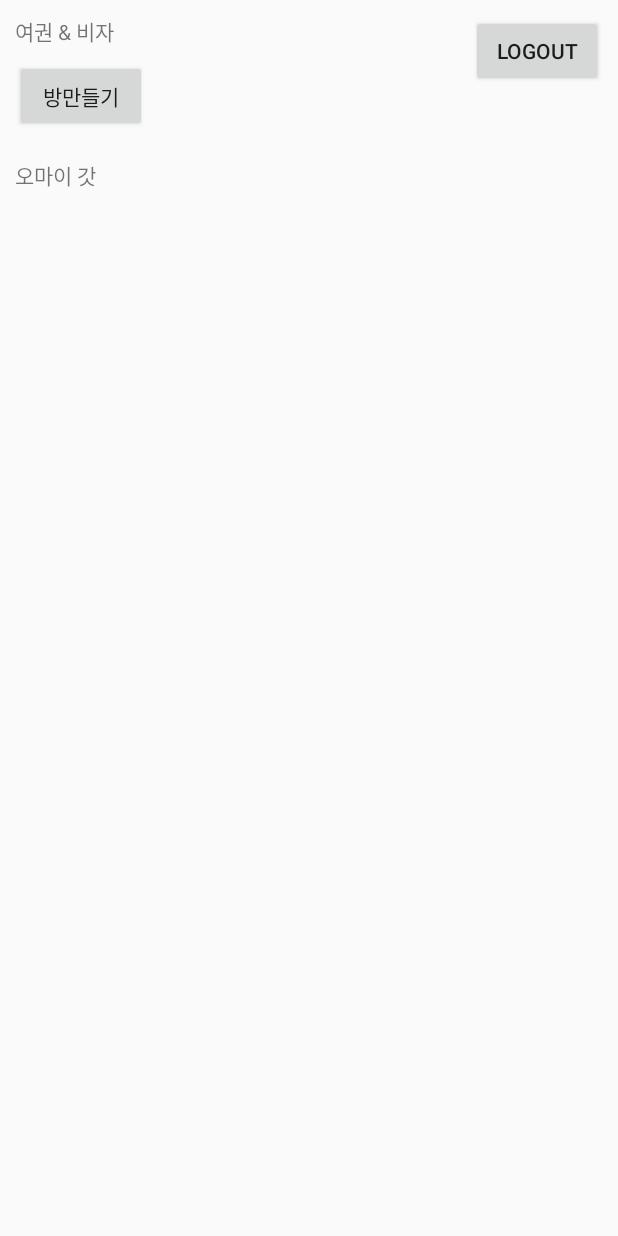
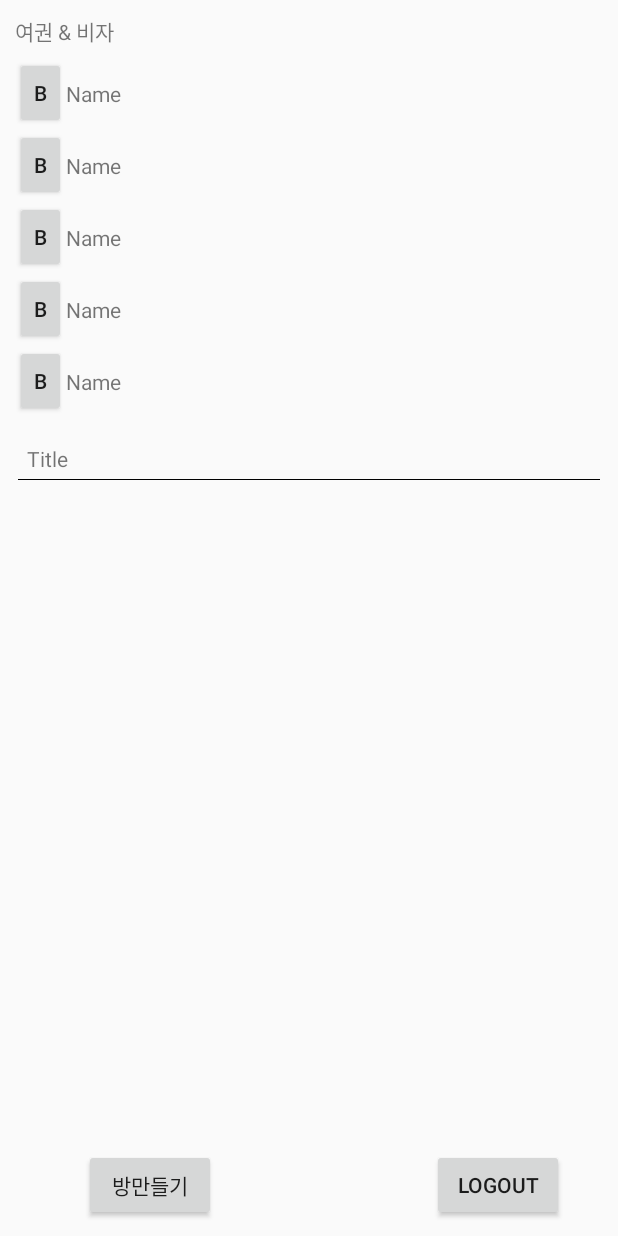
Before and after one commit to BlueBird-0/TravelMaker, an Android app: the layout fragment_b.xml on its own in the app's theme, with its tools: preview values and no code run, on a phone screen of 412 x 824 dp. Run offline under Robolectric (Android 15) with nearby library versions, the phone set to English and light mode, and no system bars.

Commit message:
2번페이지 준비물 (CheckList) 구현 중 - CheckList 구현 중

```diff
--- a/TravelMaker/app/src/main/res/layout/fragment_b.xml
+++ b/TravelMaker/app/src/main/res/layout/fragment_b.xml
@@ -23,51 +23,55 @@
             app:layout_constraintTop_toTopOf="parent" />
 
 
-        <Button
-            android:id="@+id/button3"
-            android:layout_width="wrap_content"
-            android:layout_height="wrap_content"
-            android:layout_marginStart="10dp"
-            android:layout_marginTop="10dp"
-            android:text="방만들기"
-            app:layout_constraintStart_toStartOf="parent"
-            app:layout_constraintTop_toBottomOf="@+id/textView" />
-
-
         <android.support.v7.widget.RecyclerView
             android:id="@+id/recycler_participant"
             android:layout_width="match_parent"
             android:layout_height="wrap_content"
+            android:layout_marginStart="10dp"
             android:layout_marginTop="8dp"
+            android:layout_marginEnd="10dp"
             android:scrollbars="vertical"
+            app:layout_constraintEnd_toEndOf="parent"
             app:layout_constraintStart_toStartOf="parent"
-            app:layout_constraintTop_toBottomOf="@+id/button3" />
+            app:layout_constraintTop_toBottomOf="@+id/textView"
+            tools:itemCount="5"
+            tools:layoutManager="android.support.v7.widget.GridLayoutManager"
+            tools:listitem="@layout/item_participants"
+            tools:spanCount="3" />
 
-        <Button
-            android:id="@+id/button4"
-            android:layout_width="wrap_content"
-            android:layout_height="wrap_content"
-            android:layout_marginTop="10dp"
-            android:layout_marginEnd="10dp"
-            android:text="logout"
-            app:layout_constraintEnd_toEndOf="parent"
-            app:layout_constraintTop_toTopOf="parent" />
     </android.support.constraint.ConstraintLayout>
 
-    <android.support.constraint.ConstraintLayout
-        android:layout_width="match_parent"
+    <android.support.v7.widget.RecyclerView
+        android:id="@+id/recycler_checklists"
+        android:layout_width="0dp"
         android:layout_height="wrap_content"
+        android:layout_marginStart="8dp"
+        android:layout_marginTop="8dp"
+        android:layout_marginEnd="8dp"
+        app:layout_constraintEnd_toEndOf="parent"
         app:layout_constraintStart_toStartOf="parent"
-        app:layout_constraintTop_toBottomOf="@+id/constraintLayout">
+        app:layout_constraintTop_toBottomOf="@+id/constraintLayout"
+        tools:itemCount="2"
+        tools:layoutManager="android.support.v7.widget.LinearLayoutManager"
+        tools:listitem="@layout/item_checklists" />
 
-        <TextView
-            android:id="@+id/textView4"
-            android:layout_width="wrap_content"
-            android:layout_height="wrap_content"
-            android:layout_marginStart="10dp"
-            android:layout_marginTop="10dp"
-            android:text="오마이 갓"
-            app:layout_constraintStart_toStartOf="parent"
-            app:layout_constraintTop_toTopOf="parent" />
-    </android.support.constraint.ConstraintLayout>
+    <Button
+        android:id="@+id/button4"
+        android:layout_width="wrap_content"
+        android:layout_height="wrap_content"
+        android:layout_marginEnd="36dp"
+        android:layout_marginBottom="10dp"
+        android:text="logout"
+        app:layout_constraintBottom_toBottomOf="parent"
+        app:layout_constraintEnd_toEndOf="parent" />
+
+    <Button
+        android:id="@+id/button3"
+        android:layout_width="wrap_content"
+        android:layout_height="wrap_content"
+        android:layout_marginStart="56dp"
+        android:layout_marginBottom="10dp"
+        android:text="방만들기"
+        app:layout_constraintBottom_toBottomOf="parent"
+        app:layout_constraintStart_toStartOf="parent" />
 </android.support.constraint.ConstraintLayout>
--- /dev/null
+++ b/TravelMaker/app/src/main/res/layout/item_checklists.xml
@@ -0,0 +1,41 @@
+<?xml version="1.0" encoding="utf-8"?>
+<android.support.constraint.ConstraintLayout
+    xmlns:android="http://schemas.android.com/apk/res/android"
+    xmlns:app="http://schemas.android.com/apk/res-auto"
+    xmlns:tools="http://schemas.android.com/tools"
+    android:layout_width="match_parent"
+    android:layout_height="match_parent">
+
+    <TextView
+        android:id="@+id/textView_checkList_title"
+        android:layout_width="wrap_content"
+        android:layout_height="wrap_content"
+        android:layout_marginStart="10dp"
+        android:layout_marginTop="10dp"
+        android:text="Title"
+        app:layout_constraintStart_toStartOf="parent"
+        app:layout_constraintTop_toTopOf="parent" />
+
+    <FrameLayout
+        android:id="@+id/frameLayout"
+        android:layout_width="0dp"
+        android:layout_height="1px"
+        android:layout_marginStart="4dp"
+        android:layout_marginTop="4dp"
+        android:layout_marginEnd="4dp"
+        android:background="#000000"
+        app:layout_constraintEnd_toEndOf="parent"
+        app:layout_constraintStart_toStartOf="parent"
+        app:layout_constraintTop_toBottomOf="@+id/textView_checkList_title">
+
+    </FrameLayout>
+
+    <ListView
+        android:layout_width="wrap_content"
+        android:layout_height="wrap_content"
+        android:layout_marginStart="4dp"
+        android:layout_marginEnd="4dp"
+        app:layout_constraintEnd_toEndOf="parent"
+        app:layout_constraintStart_toStartOf="parent"
+        app:layout_constraintTop_toBottomOf="@+id/frameLayout" />
+</android.support.constraint.ConstraintLayout>
--- a/TravelMaker/app/src/main/res/layout/item_participants.xml
+++ b/TravelMaker/app/src/main/res/layout/item_participants.xml
@@ -9,7 +9,7 @@
         android:id="@+id/textView5"
         android:layout_width="wrap_content"
         android:layout_height="wrap_content"
-        android:text="TextView"
+        android:text="Name"
         app:layout_constraintBottom_toBottomOf="@+id/button"
         app:layout_constraintStart_toEndOf="@+id/button"
         app:layout_constraintTop_toTopOf="parent" />
```
Also changed, not shown: TravelMaker/app/src/main/java/com/example/ij351/travelmaker/BFragment.java (+48 -10 lines), TravelMaker/app/src/main/java/com/example/ij351/travelmaker/RecyclerCheckAdapter.java (added, +75 -0 lines), TravelMaker/app/src/main/java/com/example/ij351/travelmaker/TravelRoom.java (+2 -19 lines).
